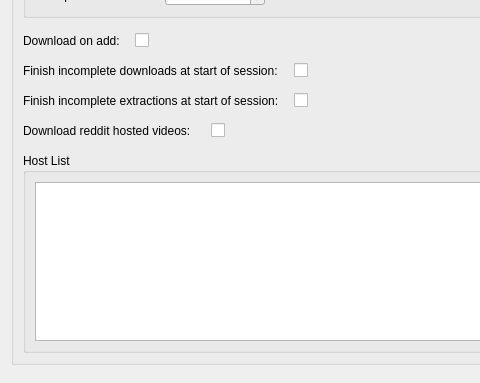
MalloyDelacroix/DownloaderForReddit, file Resources/ui_files/settings/core_settings_widget.ui: the form before one commit; both pictures show x 0 to 480 and y 466 to 849 of the 906 by 849 pixel window.
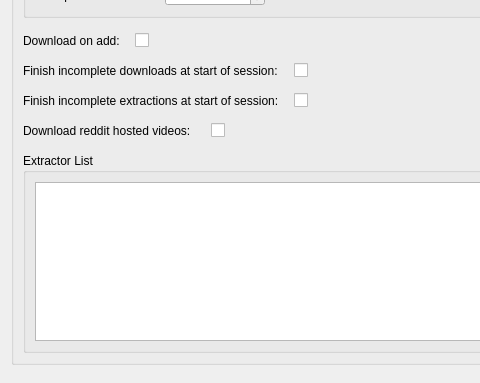
The form after the commit.

Commit message: Change name of host list to extractor list

```diff
--- a/Resources/ui_files/settings/core_settings_widget.ui
+++ b/Resources/ui_files/settings/core_settings_widget.ui
@@ -523,7 +523,7 @@
       <item>
        <widget class="QGroupBox" name="host_list_group_box">
         <property name="title">
-         <string>Host List</string>
+         <string>Extractor List</string>
         </property>
         <layout class="QVBoxLayout" name="verticalLayout_5">
          <item>
```
Left out of the diff: 4 changed lines with no effect on the pictures. The commit also changes 1 other file.
